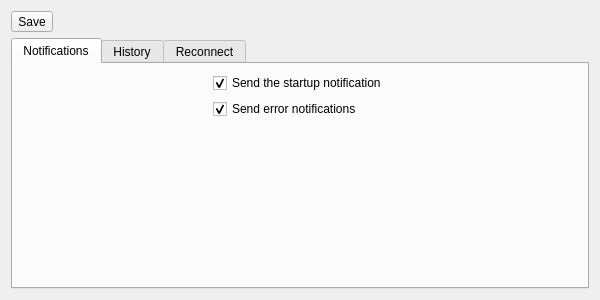
This is app/src/PreferencesDialog/PreferencesDialog.ui in emmaexe/ntfyDesktop as Qt 5 draws it before an edit. The edited form follows.
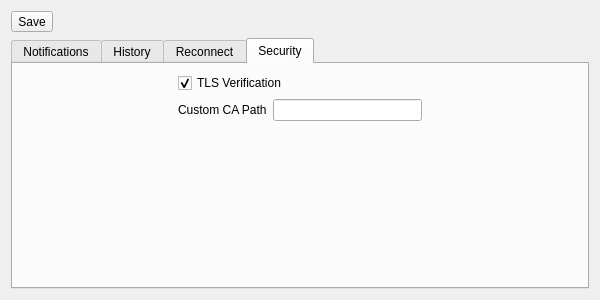
This is the edited form. The open tabs and pages were chosen to show the change. Icons and pictures are not drawn.

Commit message: Add the Security tab to UI

```diff
--- a/app/src/PreferencesDialog/PreferencesDialog.ui
+++ b/app/src/PreferencesDialog/PreferencesDialog.ui
@@ -551,6 +551,85 @@
        </item>
       </layout>
      </widget>
+     <widget class="QWidget" name="tab4">
+      <attribute name="title">
+       <string>Security</string>
+      </attribute>
+      <layout class="QGridLayout" name="securityGrid">
+       <item row="1" column="1">
+        <widget class="QLabel" name="CALabel">
+         <property name="toolTip">
+          <string>The path to a directory containing custom certificate authorities. Leave empty to disable.</string>
+         </property>
+         <property name="text">
+          <string>Custom CA Path</string>
+         </property>
+        </widget>
+       </item>
+       <item row="1" column="2">
+        <widget class="QLineEdit" name="CALineEdit">
+         <property name="toolTip">
+          <string>The path to a directory containing custom certificate authorities. Leave empty to disable.</string>
+         </property>
+        </widget>
+       </item>
+       <item row="2" column="0" colspan="4">
+        <spacer name="verticalSpacer_2">
+         <property name="orientation">
+          <enum>Qt::Orientation::Vertical</enum>
+         </property>
+         <property name="sizeHint" stdset="0">
+          <size>
+           <width>20</width>
+           <height>40</height>
+          </size>
+         </property>
+        </spacer>
+       </item>
+       <item row="0" column="1" colspan="2">
+        <widget class="QCheckBox" name="tlsVerificationCheckBox">
+         <property name="cursor">
+          <cursorShape>PointingHandCursor</cursorShape>
+         </property>
+         <property name="toolTip">
+          <string>Verify TLS certificates against trusted certificate authorities</string>
+         </property>
+         <property name="text">
+          <string>TLS Verification</string>
+         </property>
+         <property name="checked">
+          <bool>true</bool>
+         </property>
+        </widget>
+       </item>
+       <item row="0" column="0" rowspan="2">
+        <spacer name="horizontalSpacer_2">
+         <property name="orientation">
+          <enum>Qt::Orientation::Horizontal</enum>
+         </property>
+         <property name="sizeHint" stdset="0">
+          <size>
+           <width>40</width>
+           <height>20</height>
+          </size>
+         </property>
+        </spacer>
+       </item>
+       <item row="0" column="3" rowspan="2">
+        <spacer name="horizontalSpacer_3">
+         <property name="orientation">
+          <enum>Qt::Orientation::Horizontal</enum>
+         </property>
+         <property name="sizeHint" stdset="0">
+          <size>
+           <width>40</width>
+           <height>20</height>
+          </size>
+         </property>
+        </spacer>
+       </item>
+      </layout>
+     </widget>
     </widget>
    </item>
   </layout>
```
